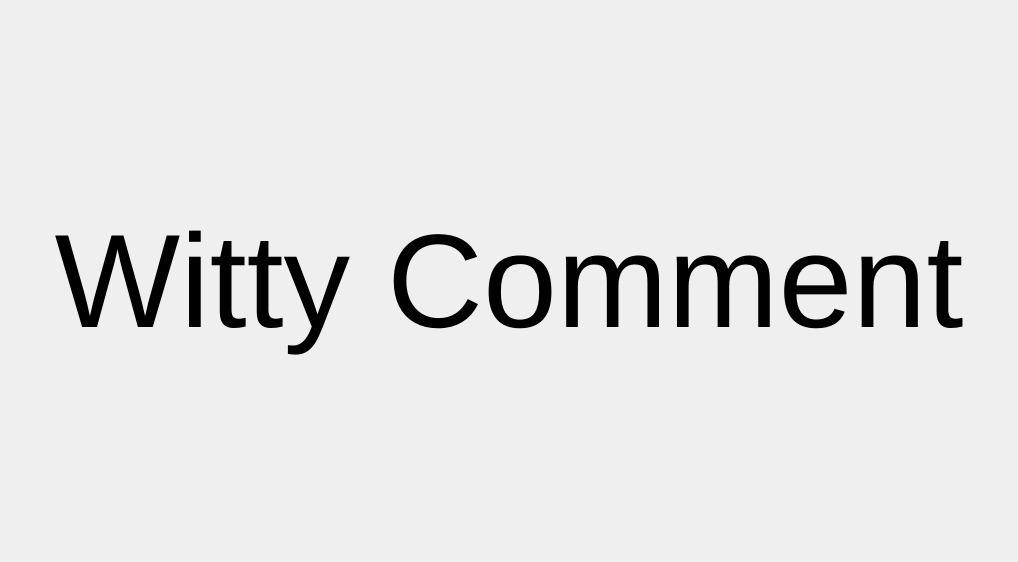
The window that ImproTron.ui (guywinterbotham/ImproTron) describes before a commit, drawn with Qt 5.
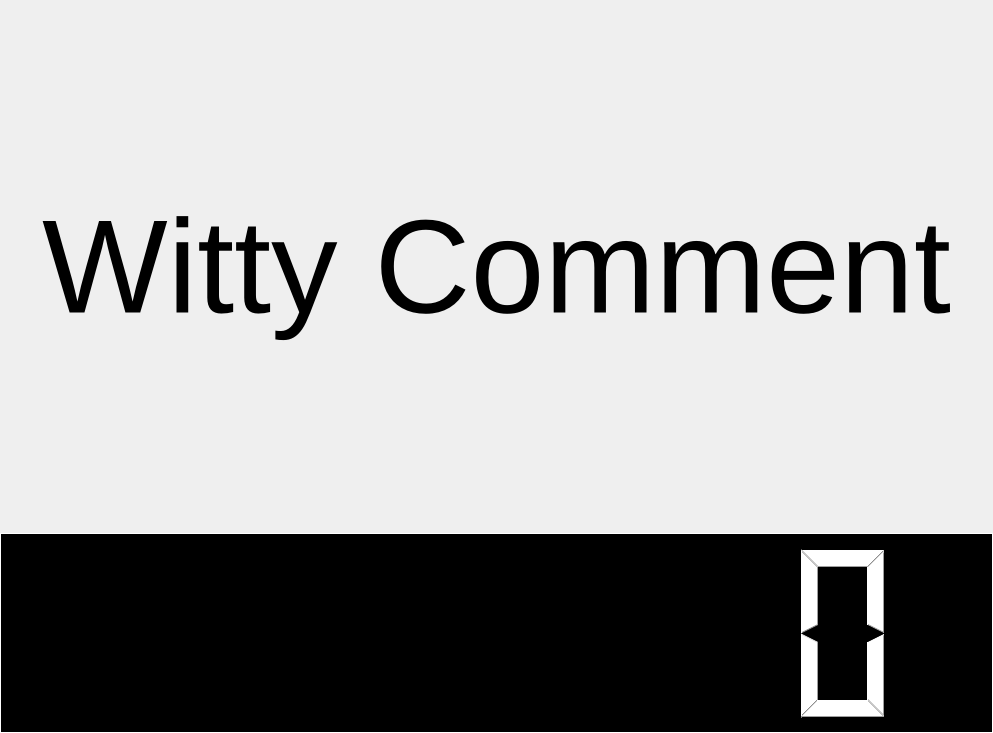
The same window after the commit.

Commit message: intital screen positioning logic. Redesign of overall layout

Diff of the .ui file:
```diff
--- a/ImproTron.ui
+++ b/ImproTron.ui
@@ -6,10 +6,16 @@
    <rect>
     <x>0</x>
     <y>0</y>
-    <width>1018</width>
-    <height>562</height>
+    <width>993</width>
+    <height>733</height>
    </rect>
   </property>
+  <property name="sizePolicy">
+   <sizepolicy hsizetype="MinimumExpanding" vsizetype="MinimumExpanding">
+    <horstretch>0</horstretch>
+    <verstretch>0</verstretch>
+   </sizepolicy>
+  </property>
   <property name="windowTitle">
    <string>Improtron</string>
   </property>
@@ -46,7 +52,7 @@
      <number>0</number>
     </property>
     <item>
-     <layout class="QVBoxLayout" name="textDisplayLayout" stretch="0">
+     <layout class="QVBoxLayout" name="textDisplayLayout" stretch="0,0">
       <property name="spacing">
        <number>0</number>
       </property>
@@ -67,6 +73,18 @@
       </property>
       <item>
        <widget class="QLabel" name="textDisplay">
+        <property name="sizePolicy">
+         <sizepolicy hsizetype="Preferred" vsizetype="Minimum">
+          <horstretch>0</horstretch>
+          <verstretch>0</verstretch>
+         </sizepolicy>
+        </property>
+        <property name="minimumSize">
+         <size>
+          <width>50</width>
+          <height>0</height>
+         </size>
+        </property>
         <property name="font">
          <font>
           <family>Arial</family>
@@ -93,6 +111,44 @@
         </property>
        </widget>
       </item>
+      <item>
+       <widget class="QLCDNumber" name="countdownLCD">
+        <property name="sizePolicy">
+         <sizepolicy hsizetype="Preferred" vsizetype="Fixed">
+          <horstretch>0</horstretch>
+          <verstretch>0</verstretch>
+         </sizepolicy>
+        </property>
+        <property name="maximumSize">
+         <size>
+          <width>16777215</width>
+          <height>200</height>
+         </size>
+        </property>
+        <property name="baseSize">
+         <size>
+          <width>0</width>
+          <height>0</height>
+         </size>
+        </property>
+        <property name="font">
+         <font>
+          <family>Arial</family>
+          <pointsize>50</pointsize>
+         </font>
+        </property>
+        <property name="styleSheet">
+         <string notr="true">background-color: rgb(0, 0, 0);
+color: rgb(255, 255, 255);</string>
+        </property>
+        <property name="frameShadow">
+         <enum>QFrame::Plain</enum>
+        </property>
+        <property name="digitCount">
+         <number>8</number>
+        </property>
+       </widget>
+      </item>
      </layout>
     </item>
    </layout>
```
The commit also changes 8 other files.
